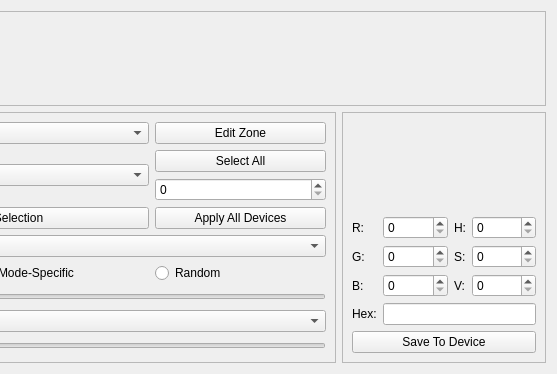
First picture: the form in qt/OpenRGBDevicePage/OpenRGBDevicePage.ui, repository CalcProgrammer1/OpenRGB, before the edit; both pictures show x 286 to 843 and y 0 to 374 of the 843 by 374 pixel window.
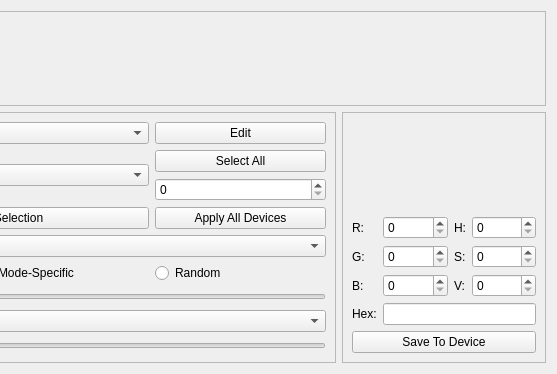
Second picture: the form after the edit. Custom widgets are drawn as their Qt base class.

Patch:
```diff
--- a/qt/OpenRGBDevicePage/OpenRGBDevicePage.ui
+++ b/qt/OpenRGBDevicePage/OpenRGBDevicePage.ui
@@ -229,7 +229,7 @@
       <item row="0" column="3">
        <widget class="QPushButton" name="EditZoneButton">
         <property name="text">
-         <string>Edit Zone</string>
+         <string>Edit</string>
         </property>
        </widget>
       </item>
```
Left out of the diff: 4 changed lines with no effect on the pictures.
